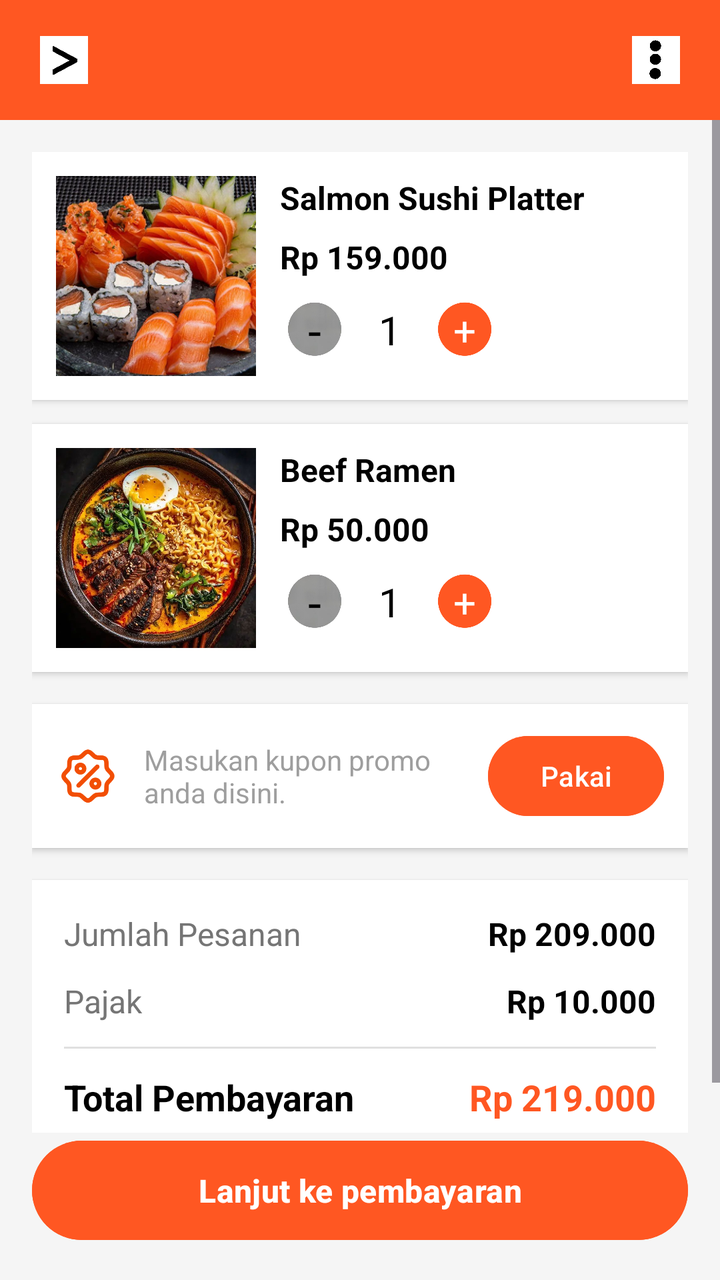
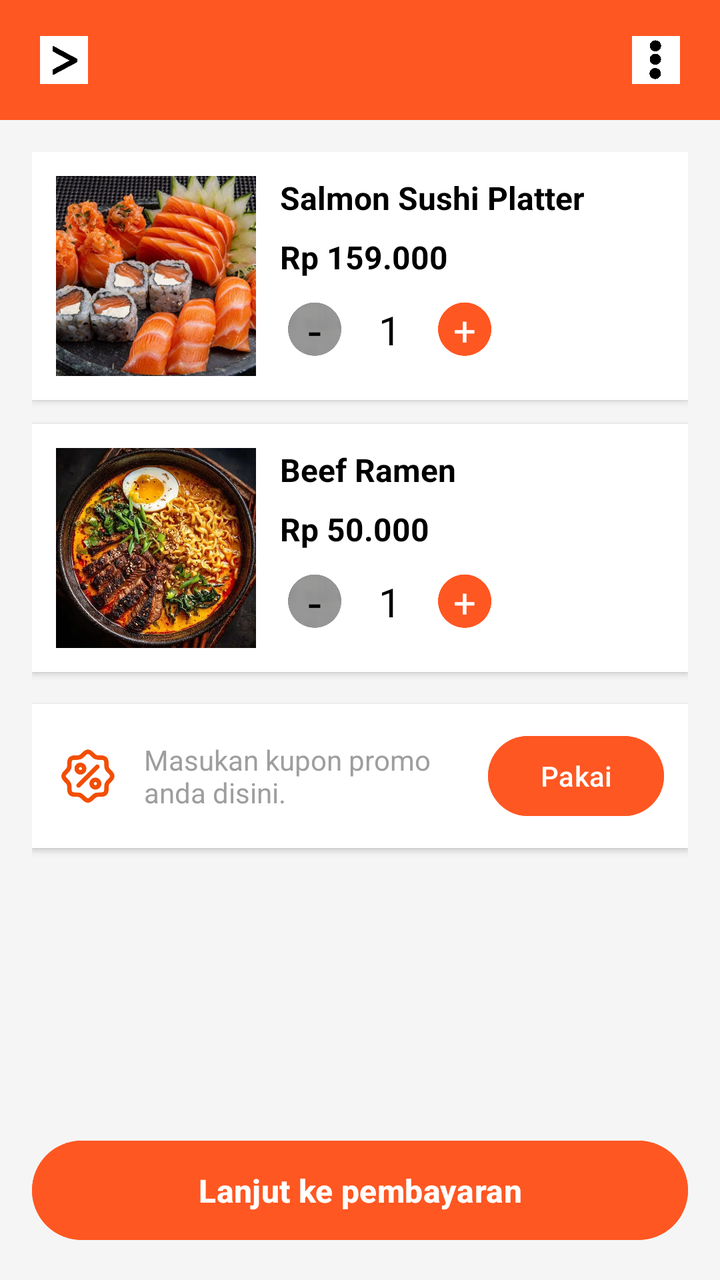

An Android layout rendered at two revisions. The XML below is the earlier revision; the diff shows what the commit changed to produce the second picture.
<!-- AndroidManifest.xml: application theme Theme.Sushilicious -->
<!-- res/layout/activity_cart.xml -->
<?xml version="1.0" encoding="utf-8"?>
<androidx.constraintlayout.widget.ConstraintLayout xmlns:android="http://schemas.android.com/apk/res/android"
    xmlns:app="http://schemas.android.com/apk/res-auto"
    xmlns:tools="http://schemas.android.com/tools"
    android:id="@+id/main"
    android:layout_width="match_parent"
    android:layout_height="match_parent"
    android:background="#F5F5F5"
    tools:context=".Cart">

    
    <View
        android:id="@+id/headerBackground"
        android:layout_width="match_parent"
        android:layout_height="60dp"
        android:background="#FF5722"
        app:layout_constraintEnd_toEndOf="parent"
        app:layout_constraintStart_toStartOf="parent"
        app:layout_constraintTop_toTopOf="parent" />

    
    <ImageButton
        android:id="@+id/imageButton"
        android:layout_width="48dp"
        android:layout_height="48dp"
        android:layout_marginStart="8dp"
        android:background="@android:color/transparent"
        android:padding="12dp"
        android:scaleType="fitCenter"
        app:layout_constraintBottom_toBottomOf="@+id/headerBackground"
        app:layout_constraintStart_toStartOf="parent"
        app:layout_constraintTop_toTopOf="parent"
        app:srcCompat="@drawable/kembali" />

    
    <ImageButton
        android:id="@+id/imageButton2"
        android:layout_width="48dp"
        android:layout_height="48dp"
        android:layout_marginEnd="8dp"
        android:background="@android:color/transparent"
        android:padding="12dp"
        android:scaleType="fitCenter"
        app:layout_constraintBottom_toBottomOf="@+id/headerBackground"
        app:layout_constraintEnd_toEndOf="parent"
        app:layout_constraintTop_toTopOf="parent"
        app:srcCompat="@drawable/titiktiga" />

    
    <ScrollView
        android:layout_width="match_parent"
        android:layout_height="0dp"
        android:fillViewport="true"
        app:layout_constraintBottom_toTopOf="@+id/button2"
        app:layout_constraintEnd_toEndOf="parent"
        app:layout_constraintStart_toStartOf="parent"
        app:layout_constraintTop_toBottomOf="@+id/headerBackground">

        <LinearLayout
            android:layout_width="match_parent"
            android:layout_height="wrap_content"
            android:orientation="vertical"
            android:padding="16dp">

            
            <LinearLayout
                android:layout_width="match_parent"
                android:layout_height="wrap_content"
                android:background="@android:color/white"
                android:orientation="horizontal"
                android:padding="12dp"
                android:elevation="2dp">

                <ImageView
                    android:id="@+id/imageView3"
                    android:layout_width="100dp"
                    android:layout_height="100dp"
                    android:scaleType="centerCrop"
                    app:srcCompat="@drawable/sushi" />

                <LinearLayout
                    android:layout_width="0dp"
                    android:layout_height="wrap_content"
                    android:layout_weight="1"
                    android:layout_marginStart="12dp"
                    android:orientation="vertical">

                    <TextView
                        android:id="@+id/textView2"
                        android:layout_width="wrap_content"
                        android:layout_height="wrap_content"
                        android:text="Salmon Sushi Platter"
                        android:textColor="#000000"
                        android:textSize="16sp"
                        android:textStyle="bold" />

                    <TextView
                        android:id="@+id/textView4"
                        android:layout_width="wrap_content"
                        android:layout_height="wrap_content"
                        android:layout_marginTop="8dp"
                        android:text="Rp 159.000"
                        android:textColor="#000000"
                        android:textSize="16sp"
                        android:textStyle="bold" />

                    <LinearLayout
                        android:layout_width="wrap_content"
                        android:layout_height="wrap_content"
                        android:layout_marginTop="8dp"
                        android:orientation="horizontal"
                        android:gravity="center_vertical">

                        <TextView
                            android:id="@+id/btnMinus"
                            android:layout_width="35dp"
                            android:layout_height="35dp"
                            android:background="@drawable/bunderabu"
                            android:gravity="center"
                            android:text="-"
                            android:textColor="#000000"
                            android:textSize="24sp" />

                        <TextView
                            android:id="@+id/textQuantity"
                            android:layout_width="40dp"
                            android:layout_height="wrap_content"
                            android:gravity="center"
                            android:text="1"
                            android:textColor="#000000"
                            android:textSize="20sp" />

                        <TextView
                            android:id="@+id/btnMinus2"
                            android:layout_width="35dp"
                            android:layout_height="35dp"
                            android:background="@drawable/bunderabu"
                            android:backgroundTint="#FF5722"
                            android:gravity="center"
                            android:text="+"
                            android:textColor="#FFFFFF"
                            android:textSize="20sp" />

                    </LinearLayout>

                </LinearLayout>

            </LinearLayout>

            
            <LinearLayout
                android:layout_width="match_parent"
                android:layout_height="wrap_content"
                android:layout_marginTop="12dp"
                android:background="@android:color/white"
                android:orientation="horizontal"
                android:padding="12dp"
                android:elevation="2dp">

                <ImageView
                    android:id="@+id/imageView4"
                    android:layout_width="100dp"
                    android:layout_height="100dp"
                    android:scaleType="centerCrop"
                    app:srcCompat="@drawable/beeframen" />

                <LinearLayout
                    android:layout_width="0dp"
                    android:layout_height="wrap_content"
                    android:layout_weight="1"
                    android:layout_marginStart="12dp"
                    android:orientation="vertical">

                    <TextView
                        android:id="@+id/textView3"
                        android:layout_width="wrap_content"
                        android:layout_height="wrap_content"
                        android:text="Beef Ramen"
                        android:textColor="#000000"
                        android:textSize="16sp"
                        android:textStyle="bold" />

                    <TextView
                        android:id="@+id/textView5"
                        android:layout_width="wrap_content"
                        android:layout_height="wrap_content"
                        android:layout_marginTop="8dp"
                        android:text="Rp 50.000"
                        android:textColor="#000000"
                        android:textSize="16sp"
                        android:textStyle="bold" />

                    <LinearLayout
                        android:layout_width="wrap_content"
                        android:layout_height="wrap_content"
                        android:layout_marginTop="8dp"
                        android:orientation="horizontal"
                        android:gravity="center_vertical">

                        <TextView
                            android:id="@+id/btnMinus3"
                            android:layout_width="35dp"
                            android:layout_height="35dp"
                            android:background="@drawable/bunderabu"
                            android:gravity="center"
                            android:text="-"
                            android:textColor="#000000"
                            android:textSize="24sp" />

                        <TextView
                            android:id="@+id/textQuantity2"
                            android:layout_width="40dp"
                            android:layout_height="wrap_content"
                            android:gravity="center"
                            android:text="1"
                            android:textColor="#000000"
                            android:textSize="20sp" />

                        <TextView
                            android:id="@+id/btnMinus4"
                            android:layout_width="35dp"
                            android:layout_height="35dp"
                            android:background="@drawable/bunderabu"
                            android:backgroundTint="#FF5722"
                            android:gravity="center"
                            android:text="+"
                            android:textColor="#FFFFFF"
                            android:textSize="20sp" />

                    </LinearLayout>

                </LinearLayout>

            </LinearLayout>

            
            <LinearLayout
                android:layout_width="match_parent"
                android:layout_height="wrap_content"
                android:layout_marginTop="16dp"
                android:background="@android:color/white"
                android:orientation="horizontal"
                android:padding="12dp"
                android:gravity="center_vertical"
                android:elevation="2dp">

                <ImageView
                    android:id="@+id/imageView7"
                    android:layout_width="32dp"
                    android:layout_height="32dp"
                    app:srcCompat="@drawable/logopromo" />

                <TextView
                    android:id="@+id/textView7"
                    android:layout_width="0dp"
                    android:layout_height="wrap_content"
                    android:layout_weight="1"
                    android:layout_marginStart="12dp"
                    android:text="Masukan kupon promo anda disini."
                    android:textColor="#9E9E9E"
                    android:textSize="14sp" />

                <Button
                    android:id="@+id/button"
                    android:layout_width="wrap_content"
                    android:layout_height="wrap_content"
                    android:backgroundTint="#FF5722"
                    android:text="Pakai"
                    android:textColor="#FFFFFF" />

            </LinearLayout>

            
            <LinearLayout
                android:layout_width="match_parent"
                android:layout_height="wrap_content"
                android:layout_marginTop="16dp"
                android:background="@android:color/white"
                android:orientation="vertical"
                android:padding="16dp"
                android:elevation="2dp">

                <LinearLayout
                    android:layout_width="match_parent"
                    android:layout_height="wrap_content"
                    android:orientation="horizontal">

                    <TextView
                        android:id="@+id/textView8"
                        android:layout_width="0dp"
                        android:layout_height="wrap_content"
                        android:layout_weight="1"
                        android:text="Jumlah Pesanan"
                        android:textColor="#757575"
                        android:textSize="16sp" />

                    <TextView
                        android:id="@+id/textView11"
                        android:layout_width="wrap_content"
                        android:layout_height="wrap_content"
                        android:text="Rp 209.000"
                        android:textColor="#000000"
                        android:textSize="16sp"
                        android:textStyle="bold" />

                </LinearLayout>

                <LinearLayout
                    android:layout_width="match_parent"
                    android:layout_height="wrap_content"
                    android:layout_marginTop="12dp"
                    android:orientation="horizontal">

                    <TextView
                        android:id="@+id/textView10"
                        android:layout_width="0dp"
                        android:layout_height="wrap_content"
                        android:layout_weight="1"
                        android:text="Pajak"
                        android:textColor="#757575"
                        android:textSize="16sp" />

                    <TextView
                        android:id="@+id/textView12"
                        android:layout_width="wrap_content"
                        android:layout_height="wrap_content"
                        android:text="Rp 10.000"
                        android:textColor="#000000"
                        android:textSize="16sp"
                        android:textStyle="bold" />

                </LinearLayout>

                <View
                    android:id="@+id/view"
                    android:layout_width="match_parent"
                    android:layout_height="1dp"
                    android:layout_marginTop="12dp"
                    android:layout_marginBottom="12dp"
                    android:background="#E0E0E0" />

                <LinearLayout
                    android:layout_width="match_parent"
                    android:layout_height="wrap_content"
                    android:orientation="horizontal">

                    <TextView
                        android:id="@+id/textView13"
                        android:layout_width="0dp"
                        android:layout_height="wrap_content"
                        android:layout_weight="1"
                        android:text="Total Pembayaran"
                        android:textColor="#000000"
                        android:textSize="18sp"
                        android:textStyle="bold" />

                    <TextView
                        android:id="@+id/textView14"
                        android:layout_width="wrap_content"
                        android:layout_height="wrap_content"
                        android:text="Rp 219.000"
                        android:textColor="#FF5722"
                        android:textSize="18sp"
                        android:textStyle="bold" />

                </LinearLayout>

            </LinearLayout>

        </LinearLayout>

    </ScrollView>

    
    <Button
        android:id="@+id/button2"
        android:layout_width="match_parent"
        android:layout_height="wrap_content"
        android:layout_marginStart="16dp"
        android:layout_marginEnd="16dp"
        android:layout_marginBottom="16dp"
        android:backgroundTint="#FF5722"
        android:padding="14dp"
        android:text="Lanjut ke pembayaran"
        android:textColor="#FFFFFF"
        android:textSize="16sp"
        android:textStyle="bold"
        app:layout_constraintBottom_toBottomOf="parent"
        app:layout_constraintEnd_toEndOf="parent"
        app:layout_constraintStart_toStartOf="parent" />

</androidx.constraintlayout.widget.ConstraintLayout>
<!-- resources referenced by this layout -->
<resources>
  <!-- drawable beeframen: jpeg bitmap (drawable, 119185 bytes) -->
  <!-- drawable bunderabu: png bitmap (drawable, 57897 bytes) -->
  <!-- drawable kembali: jpeg bitmap (drawable, 9949 bytes) -->
  <!-- drawable logopromo: png bitmap (drawable, 5403 bytes) -->
  <!-- drawable sushi: png bitmap (drawable, 285050 bytes) -->
  <!-- drawable titiktiga: jpeg bitmap (drawable, 8886 bytes) -->
  <style name="Theme.Sushilicious" parent="Base.Theme.Sushilicious" />
  <style name="Base.Theme.Sushilicious" parent="Theme.Material3.DayNight.NoActionBar">
          
          
      </style>
</resources>

<!-- the commit's change to res/layout/activity_cart.xml (unified diff, before → after) -->
@@ -25,6 +25,7 @@
         android:layout_height="48dp"
         android:layout_marginStart="8dp"
         android:background="@android:color/transparent"
+        android:contentDescription="Tombol kembali"
         android:padding="12dp"
         android:scaleType="fitCenter"
         app:layout_constraintBottom_toBottomOf="@+id/headerBackground"
@@ -39,6 +40,7 @@
         android:layout_height="48dp"
         android:layout_marginEnd="8dp"
         android:background="@android:color/transparent"
+        android:contentDescription="Menu lainnya"
         android:padding="12dp"
         android:scaleType="fitCenter"
         app:layout_constraintBottom_toBottomOf="@+id/headerBackground"
@@ -67,9 +69,9 @@
                 android:layout_width="match_parent"
                 android:layout_height="wrap_content"
                 android:background="@android:color/white"
+                android:elevation="2dp"
                 android:orientation="horizontal"
-                android:padding="12dp"
-                android:elevation="2dp">
+                android:padding="12dp">
 
                 <ImageView
                     android:id="@+id/imageView3"
@@ -81,8 +83,8 @@
                 <LinearLayout
                     android:layout_width="0dp"
                     android:layout_height="wrap_content"
+                    android:layout_marginStart="12dp"
                     android:layout_weight="1"
-                    android:layout_marginStart="12dp"
                     android:orientation="vertical">
 
                     <TextView
@@ -108,8 +110,8 @@
                         android:layout_width="wrap_content"
                         android:layout_height="wrap_content"
                         android:layout_marginTop="8dp"
-                        android:orientation="horizontal"
-                        android:gravity="center_vertical">
+                        android:gravity="center_vertical"
+                        android:orientation="horizontal">
 
                         <TextView
                             android:id="@+id/btnMinus"
@@ -153,9 +155,9 @@
                 android:layout_height="wrap_content"
                 android:layout_marginTop="12dp"
                 android:background="@android:color/white"
+                android:elevation="2dp"
                 android:orientation="horizontal"
-                android:padding="12dp"
-                android:elevation="2dp">
+                android:padding="12dp">
 
                 <ImageView
                     android:id="@+id/imageView4"
@@ -167,8 +169,8 @@
                 <LinearLayout
                     android:layout_width="0dp"
                     android:layout_height="wrap_content"
+                    android:layout_marginStart="12dp"
                     android:layout_weight="1"
-                    android:layout_marginStart="12dp"
                     android:orientation="vertical">
 
                     <TextView
@@ -194,8 +196,8 @@
                         android:layout_width="wrap_content"
                         android:layout_height="wrap_content"
                         android:layout_marginTop="8dp"
-                        android:orientation="horizontal"
-                        android:gravity="center_vertical">
+                        android:gravity="center_vertical"
+                        android:orientation="horizontal">
 
                         <TextView
                             android:id="@+id/btnMinus3"
@@ -239,10 +241,10 @@
                 android:layout_height="wrap_content"
                 android:layout_marginTop="16dp"
                 android:background="@android:color/white"
+                android:elevation="2dp"
+                android:gravity="center_vertical"
                 android:orientation="horizontal"
-                android:padding="12dp"
-                android:gravity="center_vertical"
-                android:elevation="2dp">
+                android:padding="12dp">
 
                 <ImageView
                     android:id="@+id/imageView7"
@@ -254,8 +256,8 @@
                     android:id="@+id/textView7"
                     android:layout_width="0dp"
                     android:layout_height="wrap_content"
+                    android:layout_marginStart="12dp"
                     android:layout_weight="1"
-                    android:layout_marginStart="12dp"
                     android:text="Masukan kupon promo anda disini."
                     android:textColor="#9E9E9E"
                     android:textSize="14sp" />
@@ -267,103 +269,6 @@
                     android:backgroundTint="#FF5722"
                     android:text="Pakai"
                     android:textColor="#FFFFFF" />
-
-            </LinearLayout>
-
-            
-            <LinearLayout
-                android:layout_width="match_parent"
-                android:layout_height="wrap_content"
-                android:layout_marginTop="16dp"
-                android:background="@android:color/white"
-                android:orientation="vertical"
-                android:padding="16dp"
-                android:elevation="2dp">
-
-                <LinearLayout
-                    android:layout_width="match_parent"
-                    android:layout_height="wrap_content"
-                    android:orientation="horizontal">
-
-                    <TextView
-                        android:id="@+id/textView8"
-                        android:layout_width="0dp"
-                        android:layout_height="wrap_content"
-                        android:layout_weight="1"
-                        android:text="Jumlah Pesanan"
-                        android:textColor="#757575"
-                        android:textSize="16sp" />
-
-                    <TextView
-                        android:id="@+id/textView11"
-                        android:layout_width="wrap_content"
-                        android:layout_height="wrap_content"
-                        android:text="Rp 209.000"
-                        android:textColor="#000000"
-                        android:textSize="16sp"
-                        android:textStyle="bold" />
-
-                </LinearLayout>
-
-                <LinearLayout
-                    android:layout_width="match_parent"
-                    android:layout_height="wrap_content"
-                    android:layout_marginTop="12dp"
-                    android:orientation="horizontal">
-
-                    <TextView
-                        android:id="@+id/textView10"
-                        android:layout_width="0dp"
-                        android:layout_height="wrap_content"
-                        android:layout_weight="1"
-                        android:text="Pajak"
-                        android:textColor="#757575"
-                        android:textSize="16sp" />
-
-                    <TextView
-                        android:id="@+id/textView12"
-                        android:layout_width="wrap_content"
-                        android:layout_height="wrap_content"
-                        android:text="Rp 10.000"
-                        android:textColor="#000000"
-                        android:textSize="16sp"
-                        android:textStyle="bold" />
-
-                </LinearLayout>
-
-                <View
-                    android:id="@+id/view"
-                    android:layout_width="match_parent"
-                    android:layout_height="1dp"
-                    android:layout_marginTop="12dp"
-                    android:layout_marginBottom="12dp"
-                    android:background="#E0E0E0" />
-
-                <LinearLayout
-                    android:layout_width="match_parent"
-                    android:layout_height="wrap_content"
-                    android:orientation="horizontal">
-
-                    <TextView
-                        android:id="@+id/textView13"
-                        android:layout_width="0dp"
-                        android:layout_height="wrap_content"
-                        android:layout_weight="1"
-                        android:text="Total Pembayaran"
-                        android:textColor="#000000"
-                        android:textSize="18sp"
-                        android:textStyle="bold" />
-
-                    <TextView
-                        android:id="@+id/textView14"
-                        android:layout_width="wrap_content"
-                        android:layout_height="wrap_content"
-                        android:text="Rp 219.000"
-                        android:textColor="#FF5722"
-                        android:textSize="18sp"
-                        android:textStyle="bold" />
-
-                </LinearLayout>
 
             </LinearLayout>
 
